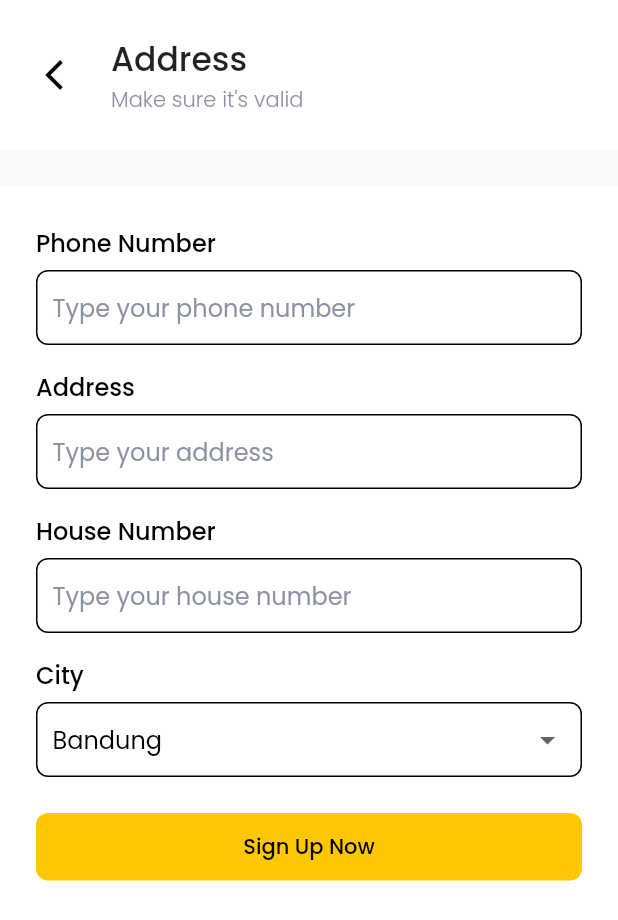
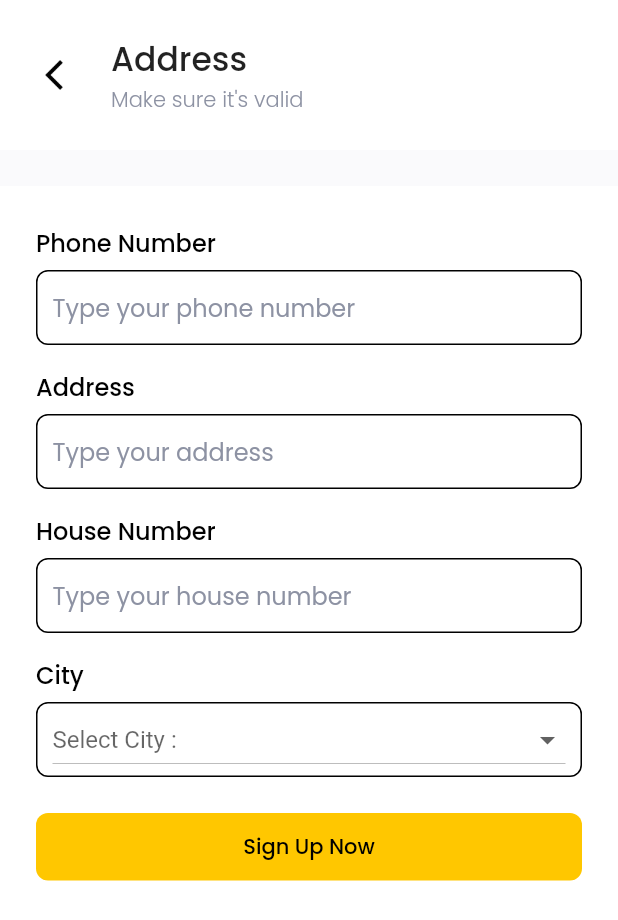
Before and after one commit to herry88/food-market, a Flutter app: the screen it shows after launch, on a phone screen of 412 x 824 dp. Shown: the top 920 px of the screen. Run offline on Flutter 3.47's test engine with Material 2 defaults, Android fonts, the phone set to English and light mode, and no system bars; our stand-ins replace equatable, flutter_spinkit, google_fonts, material_design_icons_flutter, supercharged.

Commit message:
AddreesDone

```diff
--- a/lib/ui/pages/address_page.dart
+++ b/lib/ui/pages/address_page.dart
@@ -6,6 +6,13 @@ class AddressPage extends StatefulWidget {
 }
 
 class _AddressPageState extends State<AddressPage> {
+  String _valCity;
+  List _listCity = [
+    'Jakarta',
+    'Bandung',
+    'Yogya',
+    'Bogor',
+  ];
   @override
   Widget build(BuildContext context) {
     TextEditingController phoneController = TextEditingController();
@@ -84,9 +91,10 @@ class _AddressPageState extends State<AddressPage> {
             child: TextField(
               controller: houseNumController,
               decoration: InputDecoration(
-                  border: InputBorder.none,
-                  hintStyle: greyFontStyle,
-                  hintText: 'Type your house number'),
+                border: InputBorder.none,
+                hintStyle: greyFontStyle,
+                hintText: 'Type your house number',
+              ),
             ),
           ),
           Container(
@@ -104,40 +112,21 @@ class _AddressPageState extends State<AddressPage> {
             decoration: BoxDecoration(
                 borderRadius: BorderRadius.circular(8),
                 border: Border.all(color: Colors.black)),
-            // child: DropdownButton(
-            //     isExpanded: true,
-            //     underline: SizedBox(),
-            //     items: [
-            //       DropdownMenuItem(
-            //           child: Text(
-            //         'Bandung',
-            //         style: blackFontStyle3,
-            //       )),
-            //       DropdownMenuItem(
-            //           child: Text(
-            //         'Jakarta',
-            //         style: blackFontStyle3,
-            //       )),
-            //       DropdownMenuItem(
-            //           child: Text(
-            //         'Surabaya',
-            //         style: blackFontStyle3,
-            //       ))
-            //     ],
-            //     onChanged: (item) {}),
             child: DropdownButton(
+              hint: Text("Select City :"),
               isExpanded: true,
-              underline: SizedBox(),
-              items: [
-                DropdownMenuItem(
-                  child: Text(
-                    'Bandung',
-                    style: blackFontStyle3,
-                  ),
-                ),
-
-              ],
-              onChanged: (item) {},
+              value: _valCity,
+              items: _listCity.map((value) {
+                return DropdownMenuItem(
+                  child: Text(value),
+                  value: value,
+                );
+              }).toList(),
+              onChanged: (value) {
+                setState(() {
+                  _valCity = value;
+                });
+              },
             ),
           ),
           Container(
```
